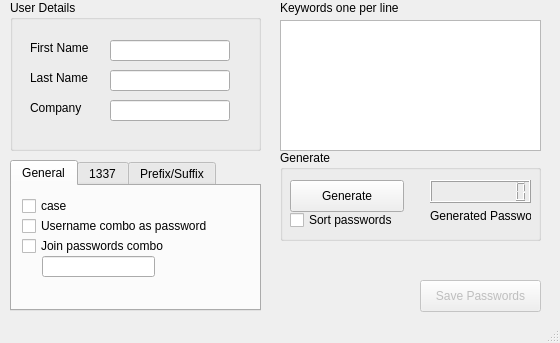
First picture: the form in mainwindow.ui, repository squareborg/braindead-password-generator, before the edit.
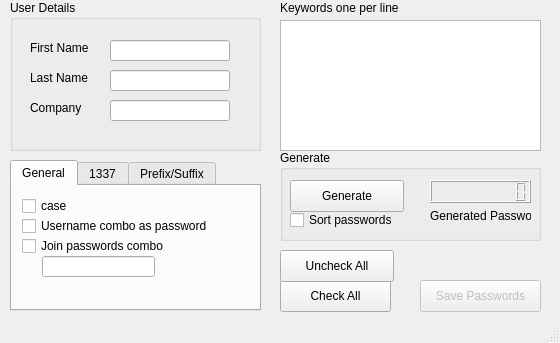
Second picture: the form after the edit.

```diff
--- a/mainwindow.ui
+++ b/mainwindow.ui
@@ -394,6 +394,32 @@
      </property>
     </widget>
    </widget>
+   <widget class="QPushButton" name="pushButtonCheckAll">
+    <property name="geometry">
+     <rect>
+      <x>280</x>
+      <y>280</y>
+      <width>111</width>
+      <height>32</height>
+     </rect>
+    </property>
+    <property name="text">
+     <string>Check All</string>
+    </property>
+   </widget>
+   <widget class="QPushButton" name="pushButtonUncheckAll">
+    <property name="geometry">
+     <rect>
+      <x>280</x>
+      <y>250</y>
+      <width>114</width>
+      <height>32</height>
+     </rect>
+    </property>
+    <property name="text">
+     <string>Uncheck All</string>
+    </property>
+   </widget>
   </widget>
   <widget class="QStatusBar" name="statusBar"/>
  </widget>
```
